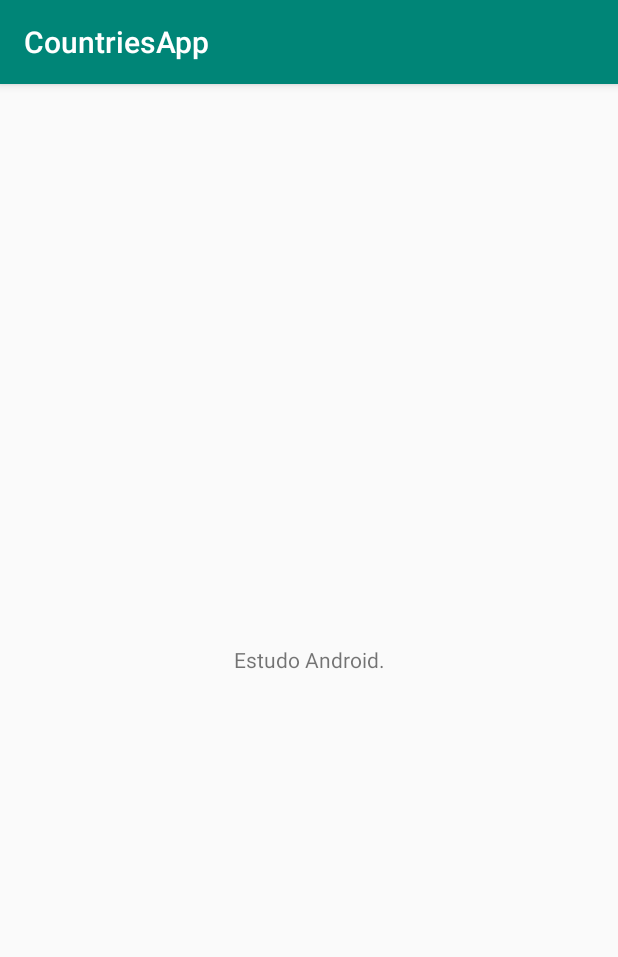
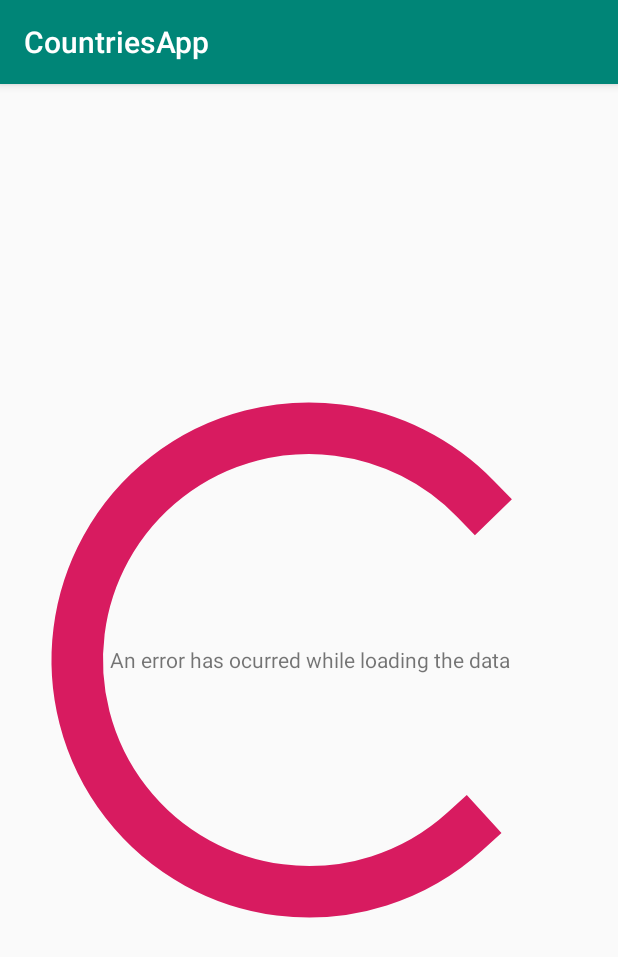
Before and after one commit to MateusFirmino/modernAndroidWithJava, an Android app: the screen it shows after launch (MainActivity), on a phone screen of 412 x 824 dp. Shown: the top 957 px of the screen. Run offline under Robolectric (Android 15) with nearby library versions, the phone set to English and light mode, and no system bars.

Commit message:
Implement the screen and element layout

```diff
--- a/app/src/main/res/layout/activity_main.xml
+++ b/app/src/main/res/layout/activity_main.xml
@@ -17,7 +17,16 @@
             android:layout_width="0dp"
             android:layout_height="0dp"
             android:gravity="center"
-            android:text="Estudo Android."
+            android:text="An error has ocurred while loading the data"
+            app:layout_constraintBottom_toBottomOf="parent"
+            app:layout_constraintEnd_toEndOf="parent"
+            app:layout_constraintStart_toStartOf="parent"
+            app:layout_constraintTop_toTopOf="parent" />
+
+        <ProgressBar
+            android:id="@+id/loading_view"
+            android:layout_width="0dp"
+            android:layout_height="0dp"
             app:layout_constraintBottom_toBottomOf="parent"
             app:layout_constraintEnd_toEndOf="parent"
             app:layout_constraintStart_toStartOf="parent"
--- a/app/src/main/res/layout/item_country.xml
+++ b/app/src/main/res/layout/item_country.xml
@@ -11,6 +11,7 @@
         android:padding="8dp"/>
 
     <LinearLayout
+        android:id="@+id/table_of_contents"
         android:layout_width="0dp"
         android:layout_height="match_parent"
         android:layout_weight="2"
```
